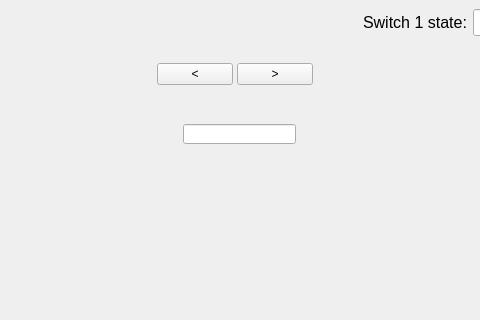
warshauer/spectrometerWinspec, file steppercalibration.ui: the form before one commit; both pictures show x 147 to 627 and y 106 to 426 of the 1126 by 574 pixel window.
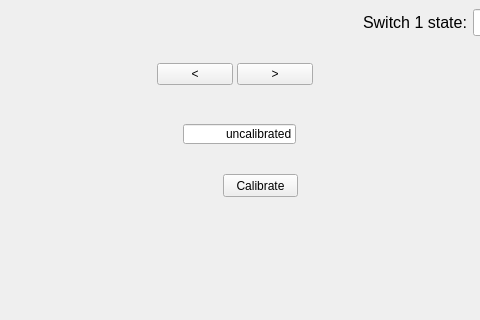
The form after the commit.

Commit message: calibrating stepper

What changed in the file:
```diff
--- a/steppercalibration.ui
+++ b/steppercalibration.ui
@@ -105,6 +105,12 @@
       <height>20</height>
      </rect>
     </property>
+    <property name="text">
+     <string>uncalibrated</string>
+    </property>
+    <property name="alignment">
+     <set>Qt::AlignRight|Qt::AlignTrailing|Qt::AlignVCenter</set>
+    </property>
    </widget>
    <widget class="QWidget" name="gridLayoutWidget">
     <property name="geometry">
@@ -176,6 +182,19 @@
      </item>
     </layout>
    </widget>
+   <widget class="QPushButton" name="PB_calibrate">
+    <property name="geometry">
+     <rect>
+      <x>370</x>
+      <y>280</y>
+      <width>75</width>
+      <height>23</height>
+     </rect>
+    </property>
+    <property name="text">
+     <string>Calibrate</string>
+    </property>
+   </widget>
   </widget>
   <widget class="QMenuBar" name="menubar">
    <property name="geometry">
```
The commit also changes 1 other file.
